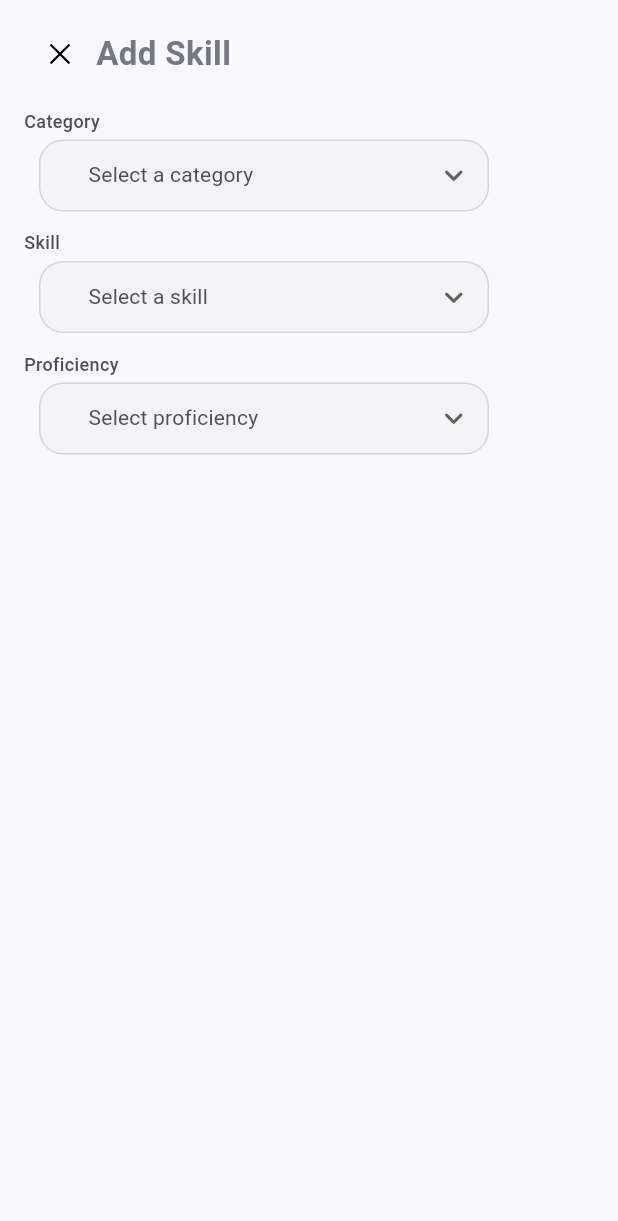
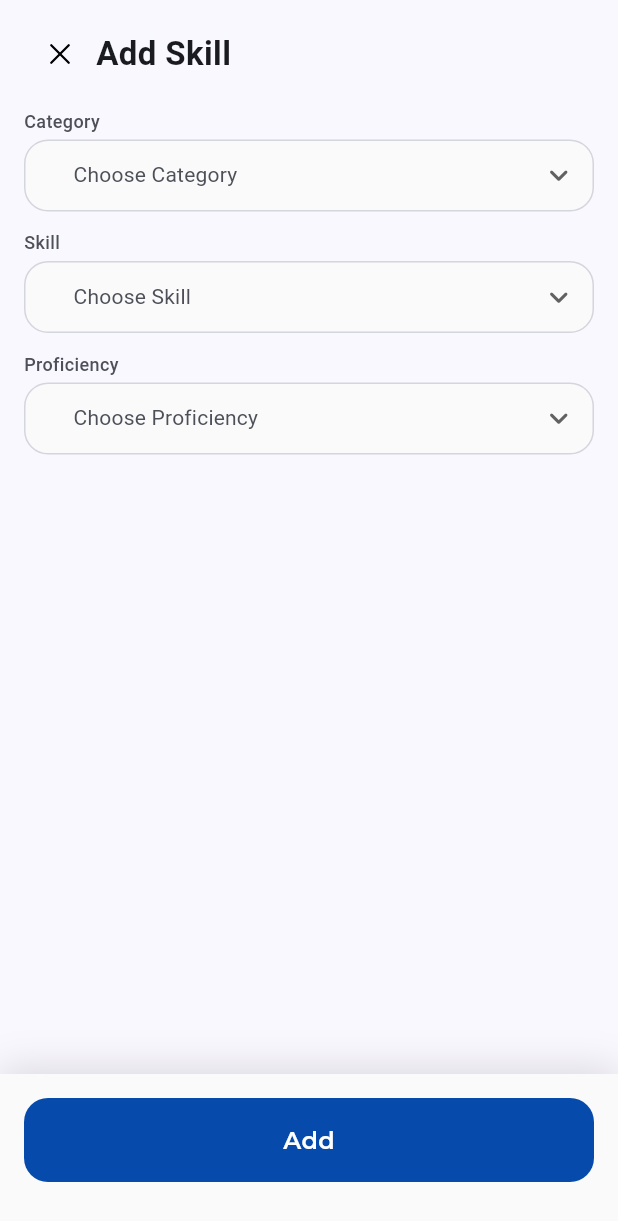
Before and after one commit to jigar-s-simform/fusion_works, a Flutter app: the AddSkillsScreen screen opened by its route, on a phone screen of 412 x 824 dp. Shown: the top 1221 px of the screen. Run offline on Flutter 3.47's test engine with Material 3 defaults, Android fonts, the phone set to English and light mode, and no system bars; drawn by our look-alikes of dropdown_button2; our stand-ins replace connectivity_plus, device_preview, dio, flutter_mobx, flutter_secure_storage, flutter_svg and 4 more; missing offline and left inert: flutter_neat_and_clean_calendar; accounts and stored records are empty; generated files the repository leaves out were written again; network calls fail; Roboto replaces fonts that are missing (Monsterrat); project files that could hold a hidden picture were left out.

```diff
--- a/lib/apibase/api_service.dart
+++ b/lib/apibase/api_service.dart
@@ -1,6 +1,5 @@
 import 'package:dio/dio.dart';
 import 'package:fusion_works/model/response/llm_response_data.dart';
-import 'package:fusion_works/model/response/profile/profile.dart';
 import 'package:fusion_works/model/response/skill/skill_dm.dart';
 import 'package:retrofit/retrofit.dart';
 
--- a/lib/apibase/repository.dart
+++ b/lib/apibase/repository.dart
@@ -6,7 +6,6 @@ import '../model/response/api_response.dart';
 import '../model/response/invalid_response_model.dart';
 import '../model/response/llm_response.dart';
 import '../model/response/llm_response_data.dart';
-import '../model/response/profile/profile.dart';
 import '../model/response/user/user.dart';
 import '../values/strings.dart';
 import 'api_service.dart';
--- a/lib/modules/skills_screen/add_skills_screen.dart
+++ b/lib/modules/skills_screen/add_skills_screen.dart
@@ -1,8 +1,10 @@
 import 'package:flutter/material.dart';
 import 'package:flutter_mobx/flutter_mobx.dart';
+import 'package:fusion_works/values/constants.dart';
 
 import '../../app.dart';
 import '../../gen/assets.gen.dart';
+import '../../utils/common_widgets/fw_button.dart';
 import '../../values/app_colors.dart';
 import '../../values/app_theme.dart';
 import '../../values/strings.dart';
@@ -16,10 +18,17 @@ class AddSkillsScreen extends StatelessWidget {
   @override
   Widget build(BuildContext context) {
     return Material(
-      child: Padding(
+      child: SafeArea(
+        bottom: false,
+        left: false,
+        right: false,
+        child: Stack(
+          children: [
+            Padding(
               padding: const EdgeInsets.symmetric(horizontal: 16),
+              child: SingleChildScrollView(
                 child: Column(
-          crossAxisAlignment: CrossAxisAlignment.start,
+                  crossAxisAlignment: CrossAxisAlignment.stretch,
                   children: [
                     Padding(
                       padding: const EdgeInsets.symmetric(vertical: 12),
@@ -47,7 +56,7 @@ class AddSkillsScreen extends StatelessWidget {
                       ),
                     ),
                     const Text(
-              'Category',
+                      AppStrings.category,
                       style: TextStyle(
                         fontSize: 12,
                         fontWeight: FontWeight.w500,
@@ -58,7 +67,7 @@ class AddSkillsScreen extends StatelessWidget {
                     const SizedBox(height: 4),
                     Observer(
                       builder: (_) => SkillsDropdown<String>(
-                hint: 'Select a category',
+                        hint: AppStrings.chooseCategory,
                         value: skillsStore.selectedCategory,
                         items: const ['Category 1', 'Category 2', 'Category 3'],
                         onChanged: skillsStore.setSelectedCategory,
@@ -66,7 +75,7 @@ class AddSkillsScreen extends StatelessWidget {
                     ),
                     const SizedBox(height: 12),
                     const Text(
-              'Skill',
+                      AppStrings.skill,
                       style: TextStyle(
                         fontSize: 12,
                         fontWeight: FontWeight.w500,
@@ -77,7 +86,7 @@ class AddSkillsScreen extends StatelessWidget {
                     const SizedBox(height: 4),
                     Observer(
                       builder: (_) => SkillsDropdown<String>(
-                hint: 'Select a skill',
+                        hint: AppStrings.chooseSkill,
                         value: skillsStore.selectedSkill,
                         items: const ['Skill 1', 'Skill 2', 'Skill 3'],
                         onChanged: skillsStore.setSelectedSkill,
@@ -85,7 +94,7 @@ class AddSkillsScreen extends StatelessWidget {
                     ),
                     const SizedBox(height: 12),
                     const Text(
-              'Proficiency',
+                      AppStrings.proficiency,
                       style: TextStyle(
                         fontSize: 12,
                         fontWeight: FontWeight.w500,
@@ -96,10 +105,50 @@ class AddSkillsScreen extends StatelessWidget {
                     const SizedBox(height: 4),
                     Observer(
                       builder: (_) => SkillsDropdown<String>(
-                hint: 'Select proficiency',
+                        hint: AppStrings.chooseProficiency,
                         value: skillsStore.selectedProficiency,
-                items: const ['Beginner', 'Intermediate', 'Expert'],
+                        items: Constants.skillProficiency,
                         onChanged: skillsStore.setSelectedProficiency,
+                      ),
+                    ),
+                    const SizedBox(
+                      height: 100,
+                    ),
+                  ],
+                ),
+              ),
+            ),
+            Positioned(
+              bottom: 0,
+              left: 0,
+              right: 0,
+              child: Container(
+                decoration: const BoxDecoration(
+                  boxShadow: [
+                    BoxShadow(
+                      color: AppColors.black12,
+                      offset: Offset(0, -4),
+                      blurRadius: 20,
+                    ),
+                  ],
+                  color: AppColors.white,
+                ),
+                child: Column(
+                  crossAxisAlignment: CrossAxisAlignment.stretch,
+                  children: [
+                    Padding(
+                      padding: const EdgeInsets.all(16),
+                      child: FwButton(
+                        //isLoading: true
+                        text: 'Add',
+                        setOnClickListener: () {},
+                      ),
+                    ),
+                    const SizedBox(
+                      height: 20,
+                    ),
+                  ],
+                ),
               ),
             ),
           ],
--- a/lib/modules/skills_screen/skills_dropdown.dart
+++ b/lib/modules/skills_screen/skills_dropdown.dart
@@ -19,13 +19,11 @@ class SkillsDropdown<T> extends StatelessWidget {
 
   @override
   Widget build(BuildContext context) {
-    return Padding(
-      padding: const EdgeInsets.symmetric(horizontal: 10),
-      child: Container(
+    return Container(
       width: 300,
       height: 48,
       decoration: BoxDecoration(
-          color: AppColors.divider,
+        color: AppColors.white,
         borderRadius: BorderRadius.circular(16),
         border: Border.all(
           color: AppColors.lightGrey,
@@ -52,7 +50,14 @@ class SkillsDropdown<T> extends StatelessWidget {
               value: value,
               child: Padding(
                 padding: const EdgeInsets.symmetric(horizontal: 16),
-                  child: Text(value.toString()),
+                child: Text(
+                  value.toString(),
+                  style: const TextStyle(
+                    fontSize: 14,
+                    fontWeight: FontWeight.w400,
+                    fontFamily: AppTheme.monsterrat,
+                  ),
+                ),
               ),
             );
           }).toList(),
@@ -73,7 +78,6 @@ class SkillsDropdown<T> extends StatelessWidget {
           ),
         ),
       ),
-      ),
     );
   }
 }
--- a/lib/modules/splashScreen/splash_screen.dart
+++ b/lib/modules/splashScreen/splash_screen.dart
@@ -26,7 +26,7 @@ class _SplashScreenState extends State<SplashScreen> {
   }
 
   Future<void> navigationPage() async =>
-      context.pushReplacementNamed<void, void>(AppRoutes.chatScreen);
+      context.pushReplacementNamed<void, void>(AppRoutes.txtAfterSplash);
 
   @override
   Widget build(BuildContext context) {
--- a/lib/utils/common_widgets/fw_button.dart
+++ b/lib/utils/common_widgets/fw_button.dart
@@ -7,10 +7,12 @@ class FwButton extends StatelessWidget {
     super.key,
     required this.text,
     required this.setOnClickListener,
+    this.isLoading = false,
   });
 
   final VoidCallback setOnClickListener;
   final String text;
+  final bool isLoading;
 
   @override
   Widget build(BuildContext context) {
@@ -29,12 +31,21 @@ class FwButton extends StatelessWidget {
           ),
         ),
       ),
-      child: Text(
-        text,
-        style: textTheme.titleMedium?.copyWith(
-          color: Colors.white,
-        ),
-      ),
+      child: !isLoading
+          ? Text(
+              text,
+              style: textTheme.titleMedium?.copyWith(
+                color: Colors.white,
+              ),
+            )
+          : const SizedBox(
+              width: 30,
+              height: 30,
+              child: CircularProgressIndicator(
+                color: AppColors.white,
+                strokeWidth: 1.5,
+              ),
+            ),
     );
   }
 }
--- a/lib/utils/enumeration.dart
+++ b/lib/utils/enumeration.dart
@@ -43,7 +43,7 @@ enum SkillCategory {
     'Intermediate',
   ),
   advanced(
-    AppColors.blue,
+    AppColors.colorPrimary,
     AppColors.chipAdvanced,
     'Advanced',
   );
--- a/lib/values/app_theme.dart
+++ b/lib/values/app_theme.dart
@@ -8,14 +8,13 @@ class AppTheme {
 
   static final ThemeData lightTheme = ThemeData(
     colorSchemeSeed: AppColors.colorPrimary,
-    fontFamily: "Fonts/Montserrat.ttf",
+    fontFamily: 'Fonts/Montserrat.ttf',
     textTheme: const TextTheme(
       bodyMedium: TextStyle(
         fontWeight: FontWeight.w400,
-        color: AppColors.hintText,
         fontFamily: 'Montserrat',
       ),
-      bodySmall: const TextStyle(
+      bodySmall: TextStyle(
         fontWeight: FontWeight.w500,
         fontFamily: 'Montserrat',
       ),
--- a/lib/values/constants.dart
+++ b/lib/values/constants.dart
@@ -10,4 +10,6 @@ class Constants {
   static const eventCardHeight = 52;
   static const double timeLineCardHeight = 72;
   static const String firstMessage = 'How can I help you today?';
+
+  static const skillProficiency = ['Beginner', 'Intermediate', 'Advanced'];
 }
--- a/lib/values/strings.dart
+++ b/lib/values/strings.dart
@@ -54,6 +54,12 @@ class AppStrings {
   static const String primarySkills = 'Primary Skills';
   static const String secondarySkills = 'Secondary Skills';
   static const String addSkill = 'Add Skill';
+  static const String category = 'Category';
+  static const String chooseCategory = 'Choose Category';
+  static const String skill = 'Skill';
+  static const String chooseSkill = 'Choose Skill';
+  static const String proficiency = 'Proficiency';
+  static const String chooseProficiency = 'Choose Proficiency';
 }
 
 class AssetsString {
```
Also changed, not shown: lib/modules/event_screen/calender_view.dart (+4 -4 lines), lib/modules/skills_screen/skills_list.dart (+16 -18 lines), lib/modules/skills_screen/skills_screen.dart (+33 -32 lines), lib/modules/skills_screen/skills_tab_header.dart (deleted, +0 -61 lines). Lines whose indentation alone changed are shown as unchanged.
